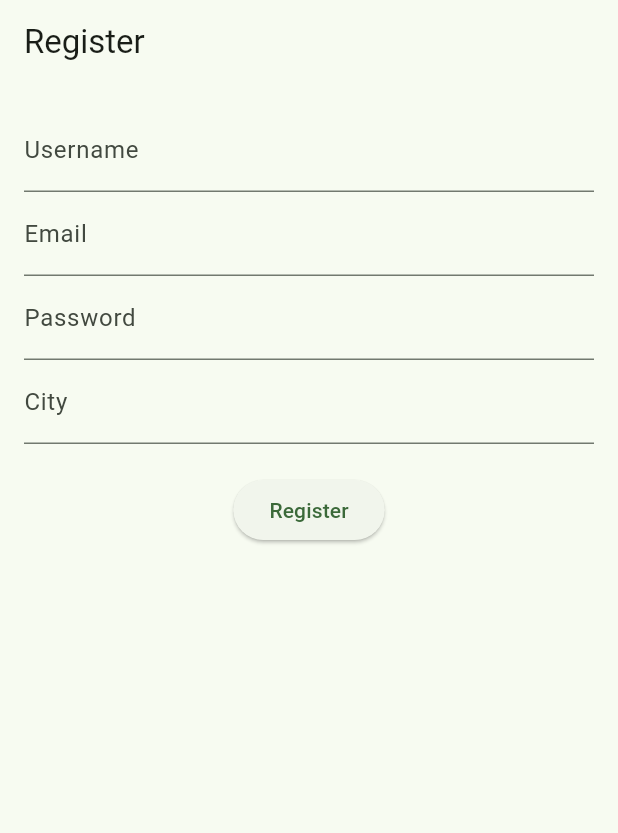
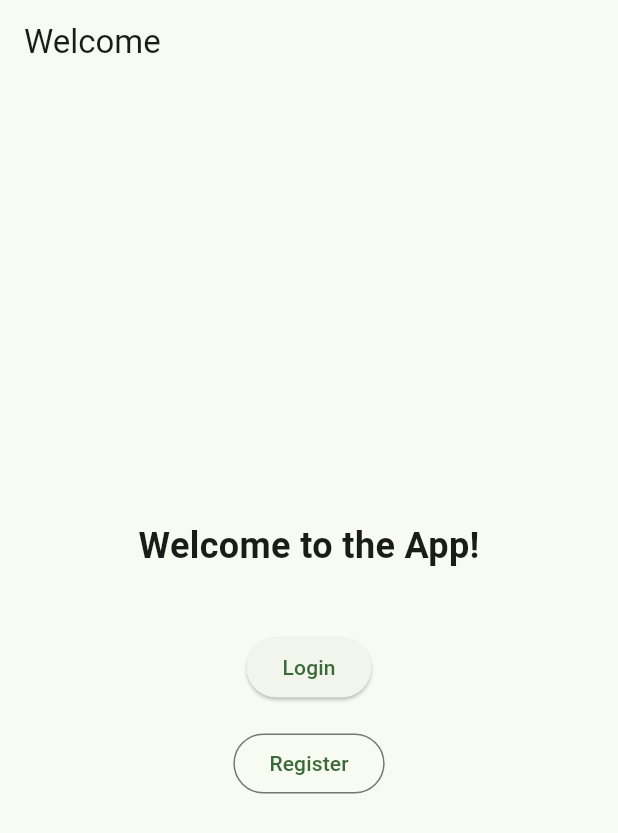
Before and after one commit to 24luca24/Find-The-Pitch, a Flutter app: the screen it shows after launch, on a phone screen of 412 x 824 dp. Shown: the top 833 px of the screen. Run offline on Flutter 3.47's test engine with Material 3 defaults, Android fonts, the phone set to English and light mode, and no system bars; our stand-ins replace logger, shared_preferences.

Commit message:
create a login frontend page to test it. Create a frontend page to choose whther to do login or registration. Fixed a small issue in the backend in the AuthController class

```diff
--- a/frontend/lib/main.dart
+++ b/frontend/lib/main.dart
@@ -1,5 +1,6 @@
 import 'package:flutter/material.dart';
 import 'package:frontend/screens/register_screen.dart';
+import 'package:frontend/screens/welcome_screen.dart';
 
 void main() {
 
@@ -18,7 +19,8 @@ class MyApp extends StatelessWidget {
       theme: ThemeData(
         colorScheme: ColorScheme.fromSeed(seedColor: Colors.green),
       ),
-      home: const RegisterScreen(),
+      home: const WelcomeScreen(),
+      debugShowCheckedModeBanner: false,
     );
   }
 }
--- a/frontend/lib/screens/register_screen.dart
+++ b/frontend/lib/screens/register_screen.dart
@@ -2,6 +2,7 @@
 import 'package:flutter/material.dart';
 
 import '../services/auth_service.dart';
+import 'login_screen.dart';
 
 class RegisterScreen extends StatefulWidget {
   const RegisterScreen({super.key});
@@ -34,8 +35,9 @@ class _RegisterScreenState extends State<RegisterScreen> {
       setState(() => isLoading = false);
 
       if (success) {
-        ScaffoldMessenger.of(context).showSnackBar(
-          const SnackBar(content: Text("Registered successfully!")),
+        Navigator.pushReplacement(
+          context,
+          MaterialPageRoute(builder: (_) => const LoginScreen()),
         );
         // Optionally navigate
       } else {
--- /dev/null
+++ b/frontend/lib/screens/welcome_screen.dart
@@ -0,0 +1,48 @@
+import 'package:flutter/material.dart';
+import 'login_screen.dart';
+import 'register_screen.dart';
+
+class WelcomeScreen extends StatelessWidget {
+  const WelcomeScreen({super.key});
+
+  @override
+  Widget build(BuildContext context) {
+    return Scaffold(
+      appBar: AppBar(title: const Text("Welcome")),
+      body: Center(
+        child: Padding(
+          padding: const EdgeInsets.symmetric(horizontal: 24.0),
+          child: Column(
+            mainAxisAlignment: MainAxisAlignment.center,
+            children: [
+              const Text(
+                "Welcome to the App!",
+                style: TextStyle(fontSize: 24, fontWeight: FontWeight.bold),
+              ),
+              const SizedBox(height: 40),
+              ElevatedButton(
+                onPressed: () {
+                  Navigator.push(
+                    context,
+                    MaterialPageRoute(builder: (_) => const LoginScreen()),
+                  );
+                },
+                child: const Text("Login"),
+              ),
+              const SizedBox(height: 16),
+              OutlinedButton(
+                onPressed: () {
+                  Navigator.push(
+                    context,
+                    MaterialPageRoute(builder: (_) => const RegisterScreen()),
+                  );
+                },
+                child: const Text("Register"),
+              ),
+            ],
+          ),
+        ),
+      ),
+    );
+  }
+}
--- a/frontend/pubspec.yaml
+++ b/frontend/pubspec.yaml
@@ -36,6 +36,7 @@ dependencies:
   cupertino_icons: ^1.0.8
   http: ^0.13.6
   logger: ^1.2.0
+  shared_preferences: ^2.2.2
 
 dev_dependencies:
   flutter_test:
```
Also changed, not shown: frontend/lib/screens/login_screen.dart (added, +78 -0 lines), frontend/lib/services/auth_service.dart (+38 -0 lines), frontend/pubspec.lock, 10 other files.
